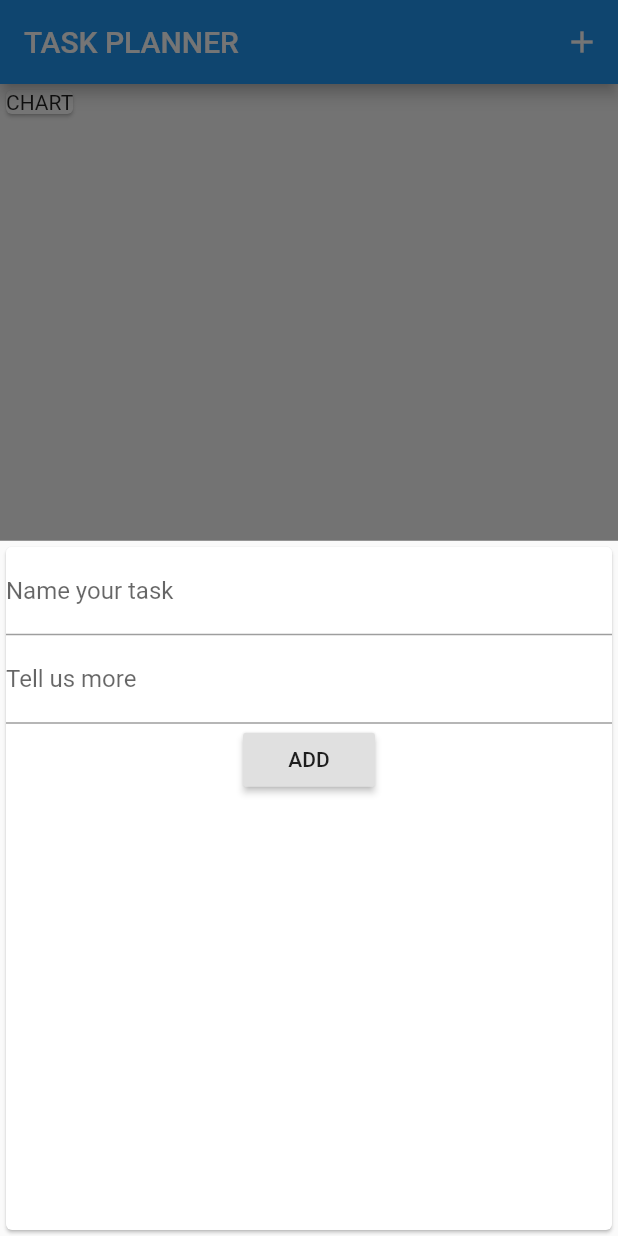
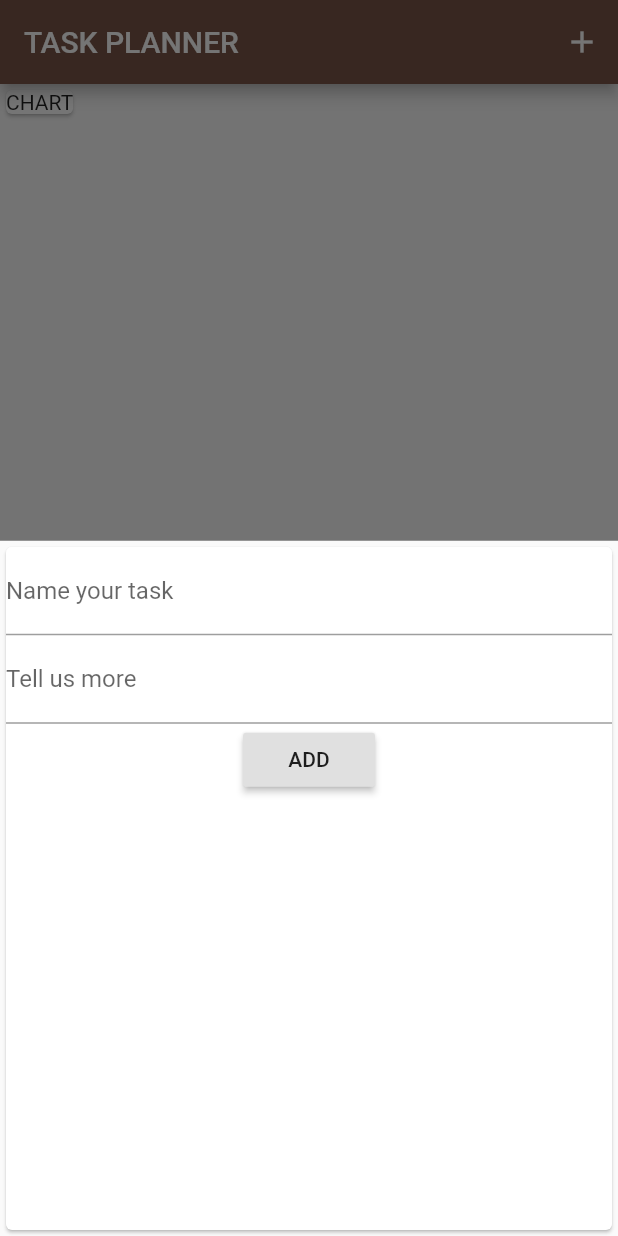
Before and after one commit to nqh00/task_planner, a Flutter app: the screen it shows after launch, after a tap on the "add" icon, on a phone screen of 412 x 824 dp. Run offline on Flutter 3.47's test engine with Material 2 defaults, Android fonts, the phone set to English and light mode, and no system bars.

Commit message:
Add another floating button in the bottom of screen. Set colour theme for the app system.

```diff
--- a/lib/main.dart
+++ b/lib/main.dart
@@ -11,6 +11,9 @@ class MyApp extends StatelessWidget {
   Widget build(BuildContext context) {
     return MaterialApp(
       home: MyHomePage(),
+      theme: ThemeData(
+        primarySwatch: Colors.brown,
+      ),
     );
   }
 }
@@ -54,15 +57,22 @@ class _MyHomePageState extends State<MyHomePage> {
         ],
       ),
       body: SingleChildScrollView(
-        child: Column(children: <Widget>[
-          Card(
-            child: Container(
-              child: Text('CHART', textAlign: TextAlign.center),
+        child: Column(
+          children: <Widget>[
+            Card(
+              child: Container(
+                child: Text('CHART', textAlign: TextAlign.center),
+              ),
             ),
-          ),
-          TaskList(_tasks),
-        ]),
+            TaskList(_tasks),
+          ],
+        ),
       ),
+      floatingActionButton: FloatingActionButton(
+        child: Icon(Icons.add),
+        onPressed: () => _startAddNewTask(context),
+      ),
+      floatingActionButtonLocation: FloatingActionButtonLocation.centerFloat,
     );
   }
 }
--- a/lib/task.dart
+++ b/lib/task.dart
@@ -2,9 +2,9 @@ import 'package:flutter/foundation.dart';
 
 class Task {
   final String title;
-  String note;
+  final String note;
   final bool check;
-  DateTime date;
+  final DateTime date;
   Task(
       {@required this.title,
       @required this.check,
--- a/lib/tasklist.dart
+++ b/lib/tasklist.dart
@@ -21,12 +21,14 @@ class TaskList extends StatelessWidget {
                     '${tsk.title}',
                     style: TextStyle(
                       fontWeight: FontWeight.bold,
+                      color: Theme.of(context).primaryColorDark,
                     ),
                   ),
                   Text(
                     '${tsk.note}',
                     style: TextStyle(
                       fontStyle: FontStyle.italic,
+                      color: Theme.of(context).primaryColorLight,
                     ),
                   ),
                 ]),
```
